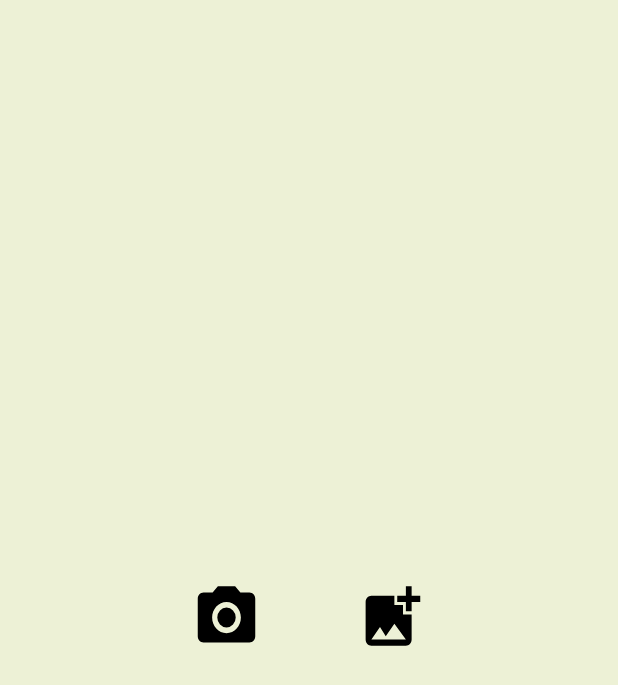
After one commit to Necromancer376/Android_Assignments, an Android app built with Jetpack Compose: the layout fragment_image_bottom_sheet.xml on its own in the app's theme, with its tools: preview values and no code run, on a phone screen of 412 x 824 dp. The commit adds this screen. Shown: the top 685 px of the screen. Run offline under Robolectric (Android 15) with nearby library versions, the phone set to English and light mode, and no system bars.

Commit message:
assignment 1 changes

```diff
--- /dev/null
+++ b/Assignment/app/src/main/res/drawable/ic_add_photo.xml
@@ -0,0 +1,5 @@
+<vector android:height="24dp" android:tint="#000000"
+    android:viewportHeight="24" android:viewportWidth="24"
+    android:width="24dp" xmlns:android="http://schemas.android.com/apk/res/android">
+    <path android:fillColor="@android:color/white" android:pathData="M19,7v2.99s-1.99,0.01 -2,0L17,7h-3s0.01,-1.99 0,-2h3L17,2h2v3h3v2h-3zM16,11L16,8h-3L13,5L5,5c-1.1,0 -2,0.9 -2,2v12c0,1.1 0.9,2 2,2h12c1.1,0 2,-0.9 2,-2v-8h-3zM5,19l3,-4 2,3 3,-4 4,5L5,19z"/>
+</vector>
--- /dev/null
+++ b/Assignment/app/src/main/res/drawable/ic_camera.xml
@@ -0,0 +1,6 @@
+<vector android:height="24dp" android:tint="#000000"
+    android:viewportHeight="24" android:viewportWidth="24"
+    android:width="24dp" xmlns:android="http://schemas.android.com/apk/res/android">
+    <path android:fillColor="@android:color/white" android:pathData="M12,12m-3.2,0a3.2,3.2 0,1 1,6.4 0a3.2,3.2 0,1 1,-6.4 0"/>
+    <path android:fillColor="@android:color/white" android:pathData="M9,2L7.17,4L4,4c-1.1,0 -2,0.9 -2,2v12c0,1.1 0.9,2 2,2h16c1.1,0 2,-0.9 2,-2L22,6c0,-1.1 -0.9,-2 -2,-2h-3.17L15,2L9,2zM12,17c-2.76,0 -5,-2.24 -5,-5s2.24,-5 5,-5 5,2.24 5,5 -2.24,5 -5,5z"/>
+</vector>
--- /dev/null
+++ b/Assignment/app/src/main/res/layout/fragment_image_bottom_sheet.xml
@@ -0,0 +1,28 @@
+<?xml version="1.0" encoding="utf-8"?>
+<LinearLayout xmlns:android="http://schemas.android.com/apk/res/android"
+    xmlns:tools="http://schemas.android.com/tools"
+    android:layout_width="match_parent"
+    android:layout_height="match_parent"
+    tools:context=".ImageBottomSheet"
+    android:orientation="horizontal"
+    android:gravity="center"
+    android:background="@color/app_primary">
+
+    <ImageButton
+        android:id="@+id/btn_camera"
+        android:layout_width="70dp"
+        android:layout_height="70dp"
+        android:src="@drawable/ic_camera"
+        android:scaleType="fitXY"
+        android:backgroundTint="@android:color/transparent"
+        android:layout_margin="20dp"/>
+
+    <ImageButton
+        android:id="@+id/btn_gallery"
+        android:layout_width="70dp"
+        android:layout_height="70dp"
+        android:src="@drawable/ic_add_photo"
+        android:scaleType="fitXY"
+        android:layout_margin="20dp"
+        android:backgroundTint="@android:color/transparent" />
+</LinearLayout>
--- a/Assignment/app/src/main/res/layout/fragment_register.xml
+++ b/Assignment/app/src/main/res/layout/fragment_register.xml
@@ -19,7 +19,8 @@
         app:layout_constraintTop_toTopOf="parent"
         app:shapeAppearanceOverlay="@style/roundedImageViewRounded"
         app:strokeColor="@color/app_accents2"
-        app:strokeWidth="2dp" />
+        app:strokeWidth="2dp"
+        android:scaleType="fitXY" />
 
     <com.google.android.material.textfield.TextInputLayout
         android:id="@+id/til_email"
--- a/Assignment/app/src/main/res/values-night/themes.xml
+++ b/Assignment/app/src/main/res/values-night/themes.xml
@@ -5,10 +5,10 @@
         <item name="colorPrimary">@color/app_primary</item>
         <item name="colorPrimaryVariant">@color/app_accents1</item>
         <item name="colorOnPrimary">@color/app_accents2</item>
-        <!-- Secondary brand color. -->
-        <item name="colorSecondary">@color/app_secondary</item>
-        <item name="colorSecondaryVariant">@color/app_accents2</item>
-        <item name="colorOnSecondary">@color/app_primary</item>
+<!--        &lt;!&ndash; Secondary brand color. &ndash;&gt;-->
+<!--        <item name="colorSecondary">@color/app_secondary</item>-->
+<!--        <item name="colorSecondaryVariant">@color/app_accents2</item>-->
+<!--        <item name="colorOnSecondary">@color/app_primary</item>-->
         <!-- Status bar color. -->
         <item name="android:statusBarColor" tools:targetApi="l">@color/app_accents2</item>
         <!-- Customize your theme here. -->
--- a/Assignment/app/src/main/res/xml/file_paths.xml
+++ b/Assignment/app/src/main/res/xml/file_paths.xml
@@ -1,4 +1,5 @@
 <?xml version="1.0" encoding="utf-8"?>
 <paths xmlns:android="http://schemas.android.com/apk/res/android">
     <external-path name="external_files" path="." />
+    <files-path name="camera_photos" path="." />
 </paths>
```
Also changed, not shown: Assignment/app/src/main/AndroidManifest.xml (+11 -14 lines), Assignment/app/src/main/java/com/example/assignment/ImageBottomSheet.kt (added, +72 -0 lines), Assignment/app/src/main/java/com/example/assignment/RVAdapter.kt (+9 -4 lines), Assignment/app/src/main/java/com/example/assignment/RegisterFragment.kt (+10 -3 lines), Assignment/app/src/main/res/values/styles.xml (+16 -0 lines).
